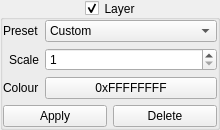
First picture: the form in Neuron/LayerConfig.ui, repository Skwint/Neuron, before the edit.
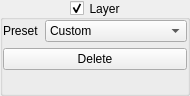
Second picture: the form after the edit.

Commit message: General bug fixing and tidying up. Remove colour option from layers (it got too weird with more complex neurons). Remove APPLY button and apply UI changes immediately.Simplify config GUI implementation. Add various bits of error checking. Add 3D view in stack form (each layer visible separately). Add test for saving/loading.

What changed in the file:
```diff
--- a/Neuron/LayerConfig.ui
+++ b/Neuron/LayerConfig.ui
@@ -6,8 +6,8 @@
    <rect>
     <x>0</x>
     <y>0</y>
-    <width>220</width>
-    <height>129</height>
+    <width>190</width>
+    <height>96</height>
    </rect>
   </property>
   <property name="windowTitle">
@@ -70,23 +70,6 @@
         <property name="labelAlignment">
          <set>Qt::AlignRight|Qt::AlignTrailing|Qt::AlignVCenter</set>
         </property>
-        <item row="1" column="0">
-         <widget class="QLabel" name="label">
-          <property name="text">
-           <string>Scale</string>
-          </property>
-         </widget>
-        </item>
-        <item row="1" column="1">
-         <widget class="QSpinBox" name="spinScale">
-          <property name="minimum">
-           <number>1</number>
-          </property>
-          <property name="maximum">
-           <number>32</number>
-          </property>
-         </widget>
-        </item>
         <item row="0" column="0">
          <widget class="QLabel" name="label_2">
           <property name="text">
@@ -106,34 +89,13 @@
           </item>
          </widget>
         </item>
-        <item row="2" column="0">
-         <widget class="QLabel" name="colourLabel">
-          <property name="text">
-           <string>Colour</string>
-          </property>
-         </widget>
-        </item>
-        <item row="2" column="1">
-         <widget class="QPushButton" name="btnColour">
-          <property name="autoFillBackground">
-           <bool>false</bool>
-          </property>
-          <property name="text">
-           <string>0xFFFFFFFF</string>
-          </property>
-         </widget>
-        </item>
        </layout>
       </item>
+      <item>
+       <layout class="QFormLayout" name="configLayout"/>
+      </item>
       <item>
        <layout class="QHBoxLayout" name="horizontalLayout">
-        <item>
-         <widget class="QPushButton" name="btnApply">
-          <property name="text">
-           <string>Apply</string>
-          </property>
-         </widget>
-        </item>
         <item>
          <widget class="QPushButton" name="btnDelete">
           <property name="text">
@@ -143,6 +105,9 @@
         </item>
        </layout>
       </item>
+     </layout>
+    </widget>
+   </item>
       <item>
        <spacer name="verticalSpacer">
         <property name="orientation">
@@ -155,9 +120,6 @@
          </size>
         </property>
        </spacer>
-      </item>
-     </layout>
-    </widget>
    </item>
   </layout>
  </widget>
```
Lines whose indentation alone changed are shown as unchanged. The commit also changes 67 other files.
